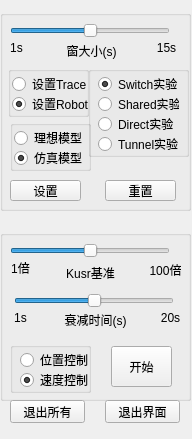
Qt form controlpanel.ui (dtbinh/ShareControlQt) before a commit.
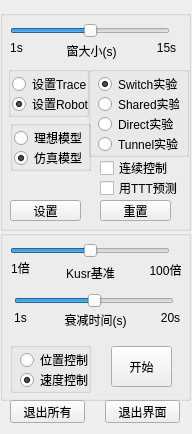
The same form after that commit.

Commit message:
新控制模式+一些重写
1. 加了连续输入的方式(新的MainScene的模式)
2. 把user_input全都换成了异步的(Ext中的timer)(临时信息放到了RobotItem里)
3. 写了个障碍Item，能变色了
4. 加了记录UserInput的功能 放到了CoreData里

```diff
--- a/controlpanel.ui
+++ b/controlpanel.ui
@@ -7,7 +7,7 @@
     <x>0</x>
     <y>0</y>
     <width>192</width>
-    <height>439</height>
+    <height>434</height>
    </rect>
   </property>
   <property name="windowTitle">
@@ -19,7 +19,7 @@
      <x>0</x>
      <y>10</y>
      <width>191</width>
-     <height>201</height>
+     <height>221</height>
     </rect>
    </property>
    <property name="title">
@@ -31,8 +31,8 @@
    <widget class="QPushButton" name="btnResetConfig">
     <property name="geometry">
      <rect>
-      <x>105</x>
-      <y>170</y>
+      <x>100</x>
+      <y>190</y>
       <width>71</width>
       <height>21</height>
      </rect>
@@ -167,7 +167,7 @@
     <property name="geometry">
      <rect>
       <x>10</x>
-      <y>170</y>
+      <y>190</y>
       <width>71</width>
       <height>21</height>
      </rect>
@@ -282,6 +282,32 @@
      </property>
     </widget>
    </widget>
+   <widget class="QCheckBox" name="cbContinuous">
+    <property name="geometry">
+     <rect>
+      <x>100</x>
+      <y>150</y>
+      <width>71</width>
+      <height>16</height>
+     </rect>
+    </property>
+    <property name="text">
+     <string>连续控制</string>
+    </property>
+   </widget>
+   <widget class="QCheckBox" name="cbWithTTT">
+    <property name="geometry">
+     <rect>
+      <x>100</x>
+      <y>170</y>
+      <width>81</width>
+      <height>16</height>
+     </rect>
+    </property>
+    <property name="text">
+     <string>用TTT预测</string>
+    </property>
+   </widget>
   </widget>
   <widget class="QGroupBox" name="gpOnTheRun">
    <property name="geometry">
```
Left out of the diff: 13 changed lines with no effect on the pictures. The commit also changes 12 other files.
